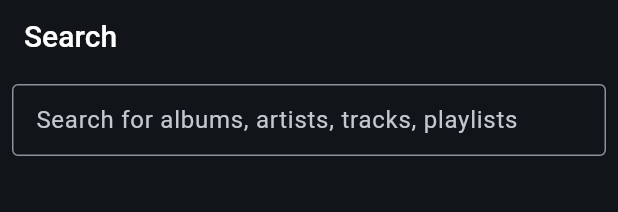
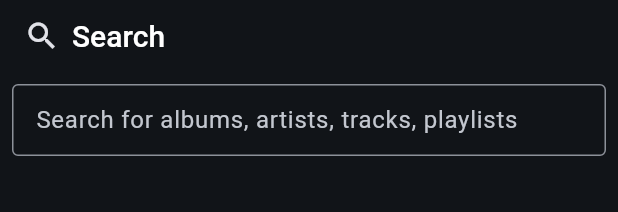
Before and after one commit to madenvel/KalinkaApp, a Flutter app: the Search widget shown alone on an empty page, opened directly, on a phone screen of 412 x 824 dp. Shown: the top 212 px of the screen. Run offline on Flutter 3.47's test engine with Material 3 defaults, Android fonts, the phone set to English and light mode, and no system bars; our stand-ins replace cached_network_image, carousel_slider, dio, flutter_cache_manager, logger, package_info_plus and 1 more; missing offline and left inert: bonsoir; accounts and stored records are empty; network calls fail.

Commit message:
Show icon in the appbar; change discover icon

```diff
--- a/lib/library.dart
+++ b/lib/library.dart
@@ -43,7 +43,11 @@ class _LibraryState extends State<Library> {
             onGenerateRoute: (settings) => MaterialPageRoute(builder: (_) {
                   return Scaffold(
                     appBar: AppBar(
-                      title: const Text('My Library'),
+                      title: const Row(children: [
+                        Icon(Icons.library_music),
+                        SizedBox(width: 8),
+                        Text('My Library')
+                      ]),
                     ),
                     body: Column(
                       mainAxisSize: MainAxisSize.max,
--- a/lib/main.dart
+++ b/lib/main.dart
@@ -165,8 +165,8 @@ class _MyHomePageState extends State<MyHomePage> {
                     selectedIndex: currentPageIndex,
                     destinations: const <Widget>[
                       NavigationDestination(
-                        selectedIcon: Icon(Icons.compass_calibration),
-                        icon: Icon(Icons.compass_calibration_outlined),
+                        selectedIcon: Icon(Icons.explore),
+                        icon: Icon(Icons.explore_outlined),
                         label: 'Discover',
                       ),
                       NavigationDestination(
--- a/lib/search.dart
+++ b/lib/search.dart
@@ -158,7 +158,12 @@ class _SearchState extends State<Search> {
     return Column(
       crossAxisAlignment: CrossAxisAlignment.stretch,
       children: [
-        AppBar(title: const Text('Search')),
+        AppBar(
+            title: const Row(children: [
+          Icon(Icons.search_outlined),
+          SizedBox(width: 8),
+          Text('Search')
+        ])),
         Padding(
             padding: const EdgeInsets.all(8.0),
             child: TextField(
@@ -276,8 +281,8 @@ class _SearchState extends State<Search> {
               const Spacer(),
               Padding(
                   padding: const EdgeInsets.only(right: 15, top: 4, bottom: 4),
-                  child: TextButton(
-                      child: const Text('Delete all',
+                  child: ElevatedButton(
+                      child: const Text('Delete All',
                           style: TextStyle(color: Colors.red)),
                       onPressed: () {
                         _clearHistory();
```
Also changed, not shown: lib/discover.dart (+7 -2 lines).
